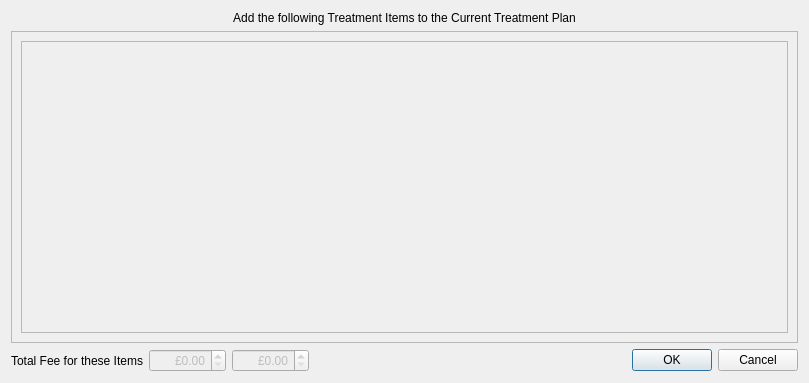
Above: src/openmolar/qt-designer/addTreatment.ui from rowinggolfer/openmolar1 before the change. Below: the same form after it.
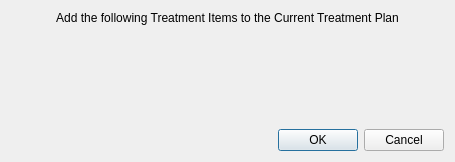
That is the form after the change.

Commit message: HERE STARTETH VERSION 0.1.7 - I am removing a lot of unnecessary code relating to the way fees are adjusted at treatment planning and completion time. Some none issues still to be resolved.

```diff
--- a/src/openmolar/qt-designer/addTreatment.ui
+++ b/src/openmolar/qt-designer/addTreatment.ui
@@ -6,15 +6,15 @@
    <rect>
     <x>0</x>
     <y>0</y>
-    <width>809</width>
-    <height>383</height>
+    <width>455</width>
+    <height>162</height>
    </rect>
   </property>
   <property name="windowTitle">
    <string>Plan Treatment</string>
   </property>
-  <layout class="QGridLayout" name="gridLayout">
-   <item row="0" column="0" colspan="5">
+  <layout class="QVBoxLayout" name="verticalLayout">
+   <item>
     <widget class="QLabel" name="label">
      <property name="text">
       <string>Add the following Treatment Items to the Current Treatment Plan</string>
@@ -27,109 +27,20 @@
      </property>
     </widget>
    </item>
-   <item row="1" column="0" colspan="5">
-    <widget class="QScrollArea" name="scrollArea">
-     <property name="minimumSize">
-      <size>
-       <width>0</width>
-       <height>161</height>
-      </size>
-     </property>
-     <property name="widgetResizable">
-      <bool>true</bool>
-     </property>
-     <widget class="QWidget" name="scrollAreaWidgetContents">
-      <property name="geometry">
-       <rect>
-        <x>0</x>
-        <y>0</y>
-        <width>787</width>
-        <height>301</height>
-       </rect>
-      </property>
-      <layout class="QVBoxLayout" name="verticalLayout">
-       <item>
-        <widget class="QFrame" name="frame">
-         <property name="frameShape">
-          <enum>QFrame::StyledPanel</enum>
-         </property>
-         <property name="frameShadow">
-          <enum>QFrame::Raised</enum>
-         </property>
-        </widget>
-       </item>
-      </layout>
-     </widget>
-    </widget>
-   </item>
-   <item row="2" column="0">
-    <widget class="QLabel" name="label_4">
-     <property name="text">
-      <string>Total Fee for these Items</string>
-     </property>
-     <property name="alignment">
-      <set>Qt::AlignRight|Qt::AlignTrailing|Qt::AlignVCenter</set>
-     </property>
-    </widget>
-   </item>
-   <item row="2" column="1">
-    <widget class="QDoubleSpinBox" name="fee_doubleSpinBox">
-     <property name="enabled">
-      <bool>false</bool>
-     </property>
-     <property name="maximumSize">
-      <size>
-       <width>120</width>
-       <height>16777215</height>
-      </size>
-     </property>
-     <property name="alignment">
-      <set>Qt::AlignRight|Qt::AlignTrailing|Qt::AlignVCenter</set>
-     </property>
-     <property name="prefix">
-      <string>£</string>
-     </property>
-     <property name="maximum">
-      <double>3000.000000000000000</double>
-     </property>
-    </widget>
-   </item>
-   <item row="2" column="2">
-    <widget class="QDoubleSpinBox" name="pt_fee_doubleSpinBox">
-     <property name="enabled">
-      <bool>false</bool>
-     </property>
-     <property name="maximumSize">
-      <size>
-       <width>120</width>
-       <height>16777215</height>
-      </size>
-     </property>
-     <property name="alignment">
-      <set>Qt::AlignRight|Qt::AlignTrailing|Qt::AlignVCenter</set>
-     </property>
-     <property name="prefix">
-      <string>£</string>
-     </property>
-     <property name="maximum">
-      <double>3000.000000000000000</double>
-     </property>
-    </widget>
-   </item>
-   <item row="2" column="3">
-    <spacer name="horizontalSpacer">
+   <item>
+    <spacer name="verticalSpacer">
      <property name="orientation">
-      <enum>Qt::Horizontal</enum>
+      <enum>Qt::Vertical</enum>
      </property>
      <property name="sizeHint" stdset="0">
       <size>
-       <width>218</width>
-       <height>20</height>
+       <width>20</width>
+       <height>40</height>
       </size>
      </property>
     </spacer>
    </item>
-   <item row="2" column="4">
+   <item>
     <widget class="QDialogButtonBox" name="buttonBox">
      <property name="orientation">
       <enum>Qt::Horizontal</enum>
```
The commit also changes 16 other files.
